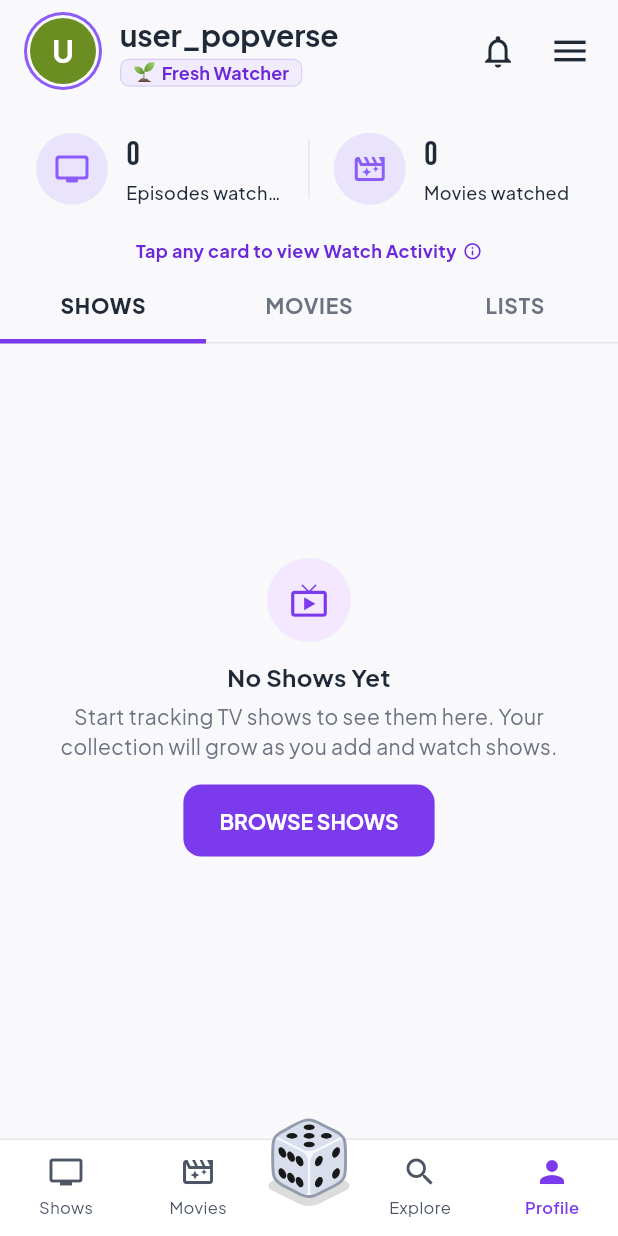
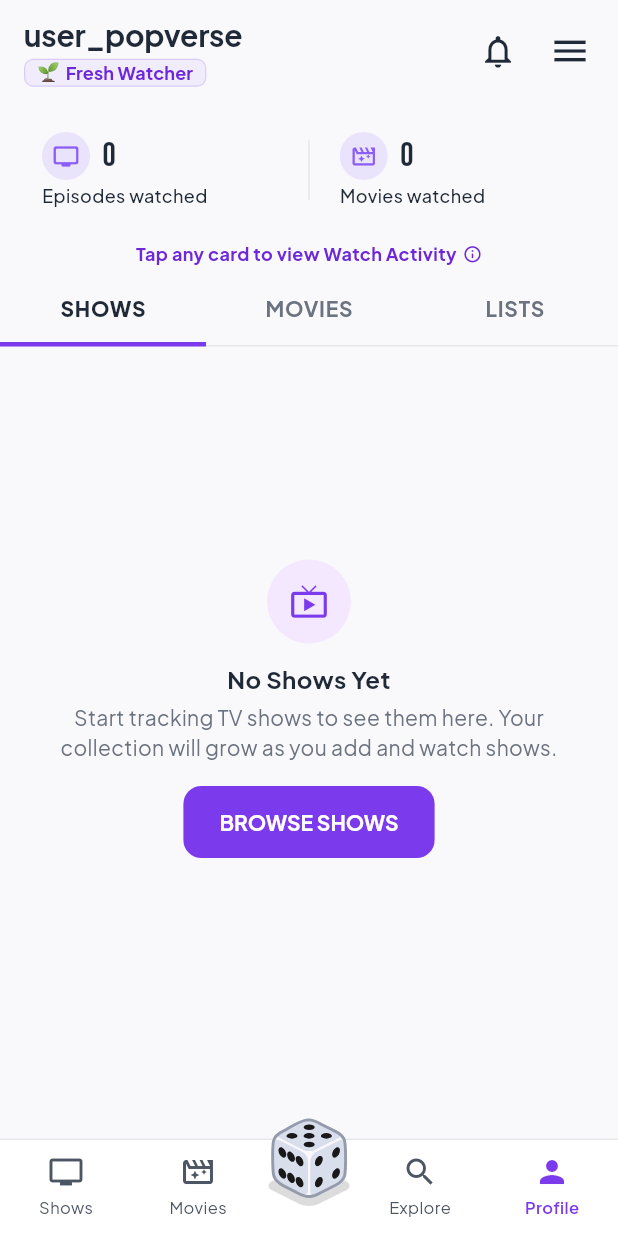
Before and after one commit to mjwaghmare/TellyBinge, a Flutter app: the screen it shows once a user with an empty profile is signed in, item 4 of the bottom bar chosen, on a phone screen of 412 x 824 dp. Run offline on Flutter 3.47's test engine with Material 3 defaults, Android fonts, the light colour scheme and no system bars; drawn by our look-alikes of skeletonizer; our stand-ins replace cached_network_image, cloud_firestore, confetti, csv, dio, equatable and 18 more; missing offline and left inert: flutter_dynamic_icon_plus, home_widget, quick_actions, shake, workmanager; accounts and stored records are empty; network calls fail; statements that could not run were skipped.

Commit message:
refactor: remove profile avatar from app bar and improve watchlist filter expansion logic

```diff
--- a/lib/features/profile/presentation/pages/profile_page.dart
+++ b/lib/features/profile/presentation/pages/profile_page.dart
@@ -109,6 +109,9 @@ class _ProfilePageState extends State<ProfilePage> with SingleTickerProviderStat
   bool _isFilteringMovies = false;
   bool _isFilteringShows = false;
 
+  final Set<String> _expandedMovieSections = {'Not Watched'};
+  final Set<String> _expandedShowSections = {'WATCH_NEXT'};
+
   late TabController _tabController;
   int _previousTabIndex = 0;
   DateTime _heatmapMonth = DateTime(DateTime.now().year, DateTime.now().month, 1);
@@ -388,7 +391,6 @@ class _ProfilePageState extends State<ProfilePage> with SingleTickerProviderStat
     final authState = context.watch<AuthCubit>().state;
     final user = authState is Authenticated ? authState.user : null;
     final displayName = (user?.displayName.isNotEmpty == true) ? user!.displayName : 'User';
-    final photoURL = user?.photoUrl;
 
     final movieWatchlistState = context.watch<MovieWatchlistCubit>().state;
     final showWatchlistState = context.watch<TvShowWatchlistCubit>().state;
@@ -420,33 +422,7 @@ class _ProfilePageState extends State<ProfilePage> with SingleTickerProviderStat
         scrolledUnderElevation: 0,
         toolbarHeight: 68,
         titleSpacing: AppSpacing.md,
-        title: Row(
-          children: [
-            // Avatar with ring
-            Container(
-              padding: AppSpacing.allMicro,
-              decoration: const BoxDecoration(shape: BoxShape.circle, color: AppColors.primary),
-              child: Container(
-                padding: AppSpacing.allMicro,
-                decoration: BoxDecoration(color: Theme.of(context).scaffoldBackgroundColor, shape: BoxShape.circle),
-                child: CircleAvatar(
-                  radius: 22,
-                  backgroundColor: AppColors.brandGreen,
-                  backgroundImage: (photoURL != null && photoURL.isNotEmpty)
-                      ? CachedNetworkImageProvider(photoURL)
-                      : null,
-                  child: (photoURL == null || photoURL.isEmpty)
-                      ? Text(
-                          displayName.isNotEmpty ? displayName[0].toUpperCase() : 'U',
-                          style: AppTextStyles.lg.copyWith(color: AppColors.textOnPrimary, fontWeight: FontWeight.bold),
-                        )
-                      : null,
-                ),
-              ),
-            ),
-            const SizedBox(width: AppSpacing.sm),
-            Expanded(
-              child: Column(
+        title: Column(
           crossAxisAlignment: CrossAxisAlignment.start,
           mainAxisSize: MainAxisSize.min,
           children: [
@@ -461,9 +437,6 @@ class _ProfilePageState extends State<ProfilePage> with SingleTickerProviderStat
               overflow: TextOverflow.ellipsis,
             ),
             _buildProfileTag(profileTag),
-                ],
-              ),
-            ),
           ],
         ),
         actions: [
@@ -609,7 +582,13 @@ class _ProfilePageState extends State<ProfilePage> with SingleTickerProviderStat
                 }
 
                 if (showWatchlistState is TvShowWatchlistSuccess) {
-                  var filteredShows = showWatchlistState.shows;
+                  // Normalize legacy COMPLETED categories to FINISHED before filtering, sorting, and grouping
+                  var filteredShows = showWatchlistState.shows.map((s) {
+                    if (s['category'] == 'COMPLETED') {
+                      return Map<String, dynamic>.from(s)..['category'] = 'FINISHED';
+                    }
+                    return s;
+                  }).toList();
 
                   // 1. Progress Filter
                   if (_showProgressOption == 'Favorites') {
@@ -767,6 +746,7 @@ class _ProfilePageState extends State<ProfilePage> with SingleTickerProviderStat
                                 setState(() {
                                   _showSortOption = 'Last added';
                                   _showProgressOption = 'All';
+                                  _expandedShowSections.add('WATCH_NEXT');
                                 });
                               },
                               compact: true,
@@ -797,6 +777,7 @@ class _ProfilePageState extends State<ProfilePage> with SingleTickerProviderStat
                               onPrimary: () {
                                 setState(() {
                                   _movieProgressOption = 'All';
+                                  _expandedMovieSections.add('Not Watched');
                                 });
                               },
                               compact: true,
@@ -808,6 +789,7 @@ class _ProfilePageState extends State<ProfilePage> with SingleTickerProviderStat
                                 setState(() {
                                   _movieSortOption = 'Last Added';
                                   _movieProgressOption = 'All';
+                                  _expandedMovieSections.add('Not Watched');
                                 });
                               },
                               compact: true,
@@ -827,7 +809,7 @@ class _ProfilePageState extends State<ProfilePage> with SingleTickerProviderStat
                                 children: [
                                   Expanded(
                                     child: _buildStatColumn(
-                                      icon: const Icon(Icons.tv_rounded, color: AppColors.primary, size: 24),
+                                      icon: const Icon(Icons.tv_rounded, color: AppColors.primary, size: 18),
                                       count: '${stats.totalEpisodesCount}',
                                       label: 'Episodes watched',
                                       timeSpent: _formatTime(totalShowMinutes),
@@ -847,7 +829,7 @@ class _ProfilePageState extends State<ProfilePage> with SingleTickerProviderStat
                                   ),
                                   Expanded(
                                     child: _buildStatColumn(
-                                      icon: const Icon(Icons.movie_filter_outlined, color: AppColors.primary, size: 24),
+                                      icon: const Icon(Icons.movie_filter_outlined, color: AppColors.primary, size: 18),
                                       count: '${watchedMovies.length}',
                                       label: 'Movies watched',
                                       timeSpent: _formatTime(totalMinutes),
@@ -967,6 +949,7 @@ class _ProfilePageState extends State<ProfilePage> with SingleTickerProviderStat
                               displayedShows,
                               showsEmptyWidget,
                               controller: _showsScrollController,
+                              isLoading: isLoadingShows || _isFilteringShows,
                             ),
                           ),
                           floatingActionButton: (hasNoShows || isLoadingShows)
@@ -1003,10 +986,32 @@ class _ProfilePageState extends State<ProfilePage> with SingleTickerProviderStat
                                           );
                                           if (result != null) {
                                             if (!context.mounted) return;
+                                            final newProgress = result['progress'] ?? 'All';
                                             setState(() {
                                               _showSortOption = result['sort'] ?? 'Last added';
-                                              _showProgressOption = result['progress'] ?? 'All';
+                                              _showProgressOption = newProgress;
                                               _isFilteringShows = true;
+
+                                              switch (newProgress) {
+                                                case 'Watching':
+                                                  _expandedShowSections.add('WATCH_NEXT');
+                                                  break;
+                                                case "Haven't started":
+                                                  _expandedShowSections.add('HAVENT_STARTED');
+                                                  break;
+                                                case 'Up to date':
+                                                  _expandedShowSections.add('UP_TO_DATE');
+                                                  break;
+                                                case 'Finished':
+                                                  _expandedShowSections.add('FINISHED');
+                                                  break;
+                                                case 'Stopped':
+                                                  _expandedShowSections.add('STOPPED');
+                                                  break;
+                                                case 'All':
+                                                  _expandedShowSections.add('WATCH_NEXT');
+                                                  break;
+                                              }
                                             });
                                             if (_showsScrollController.hasClients) {
                                               _showsScrollController.jumpTo(0);
@@ -1056,6 +1061,7 @@ class _ProfilePageState extends State<ProfilePage> with SingleTickerProviderStat
                               displayedMovies,
                               moviesEmptyWidget,
                               controller: _moviesScrollController,
+                              isLoading: isLoadingMovies || _isFilteringMovies,
                             ),
                           ),
                           floatingActionButton: (hasNoMovies || isLoadingMovies)
@@ -1092,10 +1098,26 @@ class _ProfilePageState extends State<ProfilePage> with SingleTickerProviderStat
                                           );
                                           if (result != null) {
                                             if (!context.mounted) return;
+                                            final newProgress = result['progress'] ?? 'All';
                                             setState(() {
                                               _movieSortOption = result['sort'] ?? 'Last Added';
-                                              _movieProgressOption = result['progress'] ?? 'All';
+                                              _movieProgressOption = newProgress;
                                               _isFilteringMovies = true;
+
+                                              switch (newProgress) {
+                                                case 'Not watched':
+                                                  _expandedMovieSections.add('Not Watched');
+                                                  break;
+                                                case 'Upcoming':
+                                                  _expandedMovieSections.add('Upcoming');
+                                                  break;
+                                                case 'Watched':
+                                                  _expandedMovieSections.add('Watched');
+                                                  break;
+                                                case 'All':
+                                                  _expandedMovieSections.add('Not Watched');
+                                                  break;
+                                              }
                                             });
                                             if (_moviesScrollController.hasClients) {
                                               _moviesScrollController.jumpTo(0);
@@ -1370,14 +1392,19 @@ class _ProfilePageState extends State<ProfilePage> with SingleTickerProviderStat
       onTap: onTap,
       borderRadius: BorderRadius.circular(12),
       child: Padding(
-        padding: const EdgeInsets.symmetric(horizontal: AppSpacing.xs, vertical: AppSpacing.xs),
-        child: Row(
+        padding: const EdgeInsets.symmetric(horizontal: AppSpacing.sm, vertical: AppSpacing.xs),
+        child: Column(
+          crossAxisAlignment: CrossAxisAlignment.start,
+          mainAxisSize: MainAxisSize.min,
+          children: [
+            Row(
+              mainAxisSize: MainAxisSize.min,
               children: [
                 AnimatedContainer(
                   duration: const Duration(milliseconds: 250),
                   curve: Curves.easeOutCubic,
-              width: 48,
-              height: 48,
+                  width: 32,
+                  height: 32,
                   decoration: BoxDecoration(
                     color: isSelected
                         ? (isLight
@@ -1389,18 +1416,13 @@ class _ProfilePageState extends State<ProfilePage> with SingleTickerProviderStat
                     shape: BoxShape.circle,
                     border: Border.all(
                       color: isSelected ? (isLight ? AppColors.lightPrimary : AppColors.primary) : Colors.transparent,
-                  width: 2.0,
+                      width: 1.5,
                     ),
                   ),
                   alignment: Alignment.center,
                   child: icon,
                 ),
-            const SizedBox(width: AppSpacing.sm),
-            Expanded(
-              child: Column(
-                crossAxisAlignment: CrossAxisAlignment.start,
-                mainAxisSize: MainAxisSize.min,
-                children: [
+                const SizedBox(width: AppSpacing.xs),
                 if (int.tryParse(count) != null)
                   RollingDigitText(
                     value: int.parse(count),
@@ -1419,7 +1441,9 @@ class _ProfilePageState extends State<ProfilePage> with SingleTickerProviderStat
                       color: isLight ? AppColors.lightTextPrimary : AppColors.textPrimary,
                     ),
                   ),
-                  const SizedBox(height: 1),
+              ],
+            ),
+            const SizedBox(height: 2),
             Text(
               label,
               style: AppTextStyles.xsMedium.copyWith(
@@ -1429,7 +1453,7 @@ class _ProfilePageState extends State<ProfilePage> with SingleTickerProviderStat
               overflow: TextOverflow.ellipsis,
             ),
             if (timeSpent.isNotEmpty && timeSpent != '0m') ...[
-                    const SizedBox(height: 1),
+              const SizedBox(height: 2),
               Text(
                 timeSpent,
                 style: AppTextStyles.xsMedium.copyWith(
@@ -1442,9 +1466,6 @@ class _ProfilePageState extends State<ProfilePage> with SingleTickerProviderStat
           ],
         ),
       ),
-          ],
-        ),
-      ),
     );
   }
 
@@ -1452,11 +1473,15 @@ class _ProfilePageState extends State<ProfilePage> with SingleTickerProviderStat
     required String label,
     required Color dotColor,
     required int count,
+    bool? isExpanded,
     VoidCallback? onTap,
   }) {
-    return InkWell(
+    return Material(
+      color: Colors.transparent,
+      child: InkWell(
         onTap: onTap,
-      child: Padding(
+        child: Container(
+          width: double.infinity,
           padding: const EdgeInsets.fromLTRB(AppSpacing.md, AppSpacing.md, AppSpacing.md, AppSpacing.xs),
           child: Row(
             children: [
@@ -1484,13 +1509,21 @@ class _ProfilePageState extends State<ProfilePage> with SingleTickerProviderStat
                 ),
                 child: Text('$count', style: AppTextStyles.xsBold.copyWith(color: dotColor)),
               ),
+              if (isExpanded != null && onTap != null) ...[
                 const Spacer(),
-            Icon(
+                AnimatedRotation(
+                  turns: isExpanded ? 0.25 : 0.0,
+                  duration: const Duration(milliseconds: 200),
+                  curve: Curves.easeInOut,
+                  child: Icon(
                     Icons.chevron_right,
                     size: 20,
                     color: Theme.of(context).textTheme.bodyMedium?.color?.withValues(alpha: 0.4),
                   ),
-          ],
+                ),
+              ],
+            ],
+          ),
         ),
       ),
     );
@@ -1535,7 +1568,12 @@ class _ProfilePageState extends State<ProfilePage> with SingleTickerProviderStat
     return 0;
   }
 
-  Widget _buildGroupedMoviesGrid(List<HorizontalItem> items, Widget emptyWidget, {ScrollController? controller}) {
+  Widget _buildGroupedMoviesGrid(
+    List<HorizontalItem> items,
+    Widget emptyWidget, {
+    ScrollController? controller,
+    bool isLoading = false,
+  }) {
     if (items.isEmpty) {
       return Center(
         child: Padding(
@@ -1556,18 +1594,78 @@ class _ProfilePageState extends State<ProfilePage> with SingleTickerProviderStat
       children.addAll(_buildGridRows(items));
     } else {
       if (notWatched.isNotEmpty) {
-        children.add(_buildSectionHeader(label: 'Not Watched', dotColor: AppColors.primary, count: notWatched.length));
+        final isExpanded = _expandedMovieSections.contains('Not Watched');
+        children.add(
+          _buildSectionHeader(
+            label: 'Not Watched',
+            dotColor: AppColors.primary,
+            count: notWatched.length,
+            isExpanded: isExpanded,
+            onTap: () {
+              AppHaptics.selectionClick();
+              setState(() {
+                if (isExpanded) {
+                  _expandedMovieSections.remove('Not Watched');
+                } else {
+                  _expandedMovieSections.add('Not Watched');
+                }
+              });
+            },
+          ),
+        );
+        if (isExpanded || isLoading) {
           children.addAll(_buildGridRows(notWatched));
         }
+      }
 
       if (upcoming.isNotEmpty) {
-        children.add(_buildSectionHeader(label: 'Upcoming', dotColor: AppColors.airing, count: upcoming.length));
+        final isExpanded = _expandedMovieSections.contains('Upcoming');
+        children.add(
+          _buildSectionHeader(
+            label: 'Upcoming',
+            dotColor: AppColors.airing,
+            count: upcoming.length,
+            isExpanded: isExpanded,
+            onTap: () {
+              AppHaptics.selectionClick();
+              setState(() {
+                if (isExpanded) {
+                  _expandedMovieSections.remove('Upcoming');
+                } else {
+                  _expandedMovieSections.add('Upcoming');
+                }
+              });
+            },
+          ),
+        );
+        if (isExpanded || isLoading) {
           children.addAll(_buildGridRows(upcoming));
         }
+      }
 
       if (watched.isNotEmpty) {
-        children.add(_buildSectionHeader(label: 'Watched', dotColor: AppColors.success, count: watched.length));
+        final isExpanded = _expandedMovieSections.contains('Watched');
+        children.add(
+          _buildSectionHeader(
+            label: 'Watched',
+            dotColor: AppColors.success,
+            count: watched.length,
+            isExpanded: isExpanded,
+            onTap: () {
+              AppHaptics.selectionClick();
+              setState(() {
+                if (isExpanded) {
+                  _expandedMovieSections.remove('Watched');
+                } else {
+                  _expandedMovieSections.add('Watched');
+                }
+              });
+            },
+          ),
+        );
+        if (isExpanded || isLoading) {
           children.addAll(_buildGridRows(watched));
+        }
       }
     }
 
@@ -1609,7 +1707,12 @@ class _ProfilePageState extends State<ProfilePage> with SingleTickerProviderStat
 
   static const _categoryOrder = <String>['WATCH_NEXT', 'HAVENT_STARTED', 'UP_TO_DATE', 'STOPPED', 'FINISHED'];
 
-  Widget _buildGroupedShowsGrid(List<HorizontalItem> items, Widget emptyWidget, {ScrollController? controller}) {
+  Widget _buildGroupedShowsGrid(
+    List<HorizontalItem> items,
+    Widget emptyWidget, {
+    ScrollController? controller,
+    bool isLoading = false,
+  }) {
     if (items.isEmpty) {
       return Center(
         child: Padding(
@@ -1619,10 +1722,16 @@ class _ProfilePageState extends State<ProfilePage> with SingleTickerProviderStat
       );
     }
 
-    // Group items by category (stopped shows override to STOPPED)
+    // Group items by category (stopped shows override to STOPPED, legacy COMPLETED -> FINISHED)
     final grouped = <String, List<HorizontalItem>>{};
     for (final item in items) {
-      final key = item.isStopped ? 'STOPPED' : (item.category ?? '');
+      String key;
+      if (item.isStopped) {
+        key = 'STOPPED';
+      } else {
+        final cat = item.category ?? '';
+        key = (cat == 'COMPLETED') ? 'FINISHED' : cat;
+      }
       (grouped[key] ??= []).add(item);
     }
 
@@ -1637,18 +1746,59 @@ class _ProfilePageState extends State<ProfilePage> with SingleTickerProviderStat
         if (group == null || group.isEmpty) continue;
 
         final label = _categoryLabels[category] ?? category;
+        final isExpanded = _expandedShowSections.contains(category);
 
         // Section header
-        children.add(_buildSectionHeader(label: label, dotColor: _categoryDotColor(category), count: group.length));
-
-        // Lazily virtualized 3-item rows
+        children.add(
+          _buildSectionHeader(
+            label: label,
+            dotColor: _categoryDotColor(category),
+            count: group.length,
+            isExpanded: isExpanded,
+            onTap: () {
+              AppHaptics.selectionClick();
+              setState(() {
+                if (isExpanded) {
+                  _expandedShowSections.remove(category);
+                } else {
+                  _expandedShowSections.add(category);
+                }
+              });
+            },
+          ),
+        );
+
+        // Lazily virtualized 3-item rows if expanded or loading
+        if (isExpanded || isLoading) {
           children.addAll(_buildGridRows(group));
         }
-
-      // Handle items with unknown categories
+      }
+
+      // Handle items with unknown categories under Other/Uncategorised accordion (default closed)
       final uncategorised = grouped.entries.where((e) => !_categoryOrder.contains(e.key)).expand((e) => e.value).toList();
       if (uncategorised.isNotEmpty) {
+        final isExpanded = _expandedShowSections.contains('OTHER');
+        children.add(
+          _buildSectionHeader(
+            label: 'Other',
+            dotColor: AppColors.textTertiary,
+            count: uncategorised.length,
+            isExpanded: isExpanded,
+            onTap: () {
+              AppHaptics.selectionClick();
+              setState(() {
+                if (isExpanded) {
+                  _expandedShowSections.remove('OTHER');
+                } else {
+                  _expandedShowSections.add('OTHER');
+                }
+              });
+            },
+          ),
+        );
+        if (isExpanded || isLoading) {
           children.addAll(_buildGridRows(uncategorised));
+        }
       }
     }
 
--- a/lib/features/profile/presentation/pages/settings_page.dart
+++ b/lib/features/profile/presentation/pages/settings_page.dart
@@ -333,8 +333,8 @@ class _SettingsPageState extends State<SettingsPage> {
             ],
           ),
 
-          // 3. ACHIEVEMENTS & PASSPORT SECTION
-          _buildSectionHeader('ACHIEVEMENTS & PASSPORT'),
+          // 3. ACHIEVEMENTS SECTION
+          _buildSectionHeader('ACHIEVEMENTS'),
           _buildSectionCard(
             children: [
               Builder(
```
Lines whose indentation alone changed are shown as unchanged.
